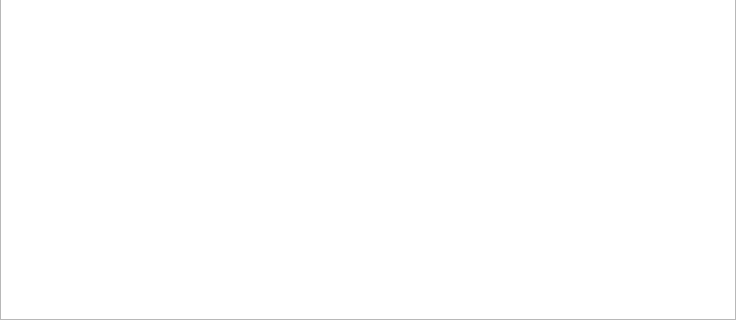
First picture: the form in src/stockmonitor/ui/widget/walletwidget.ui, repository anetczuk/stock-monitor, before the edit; both pictures show x 0 to 736 and y 308 to 628 of the 736 by 628 pixel window.
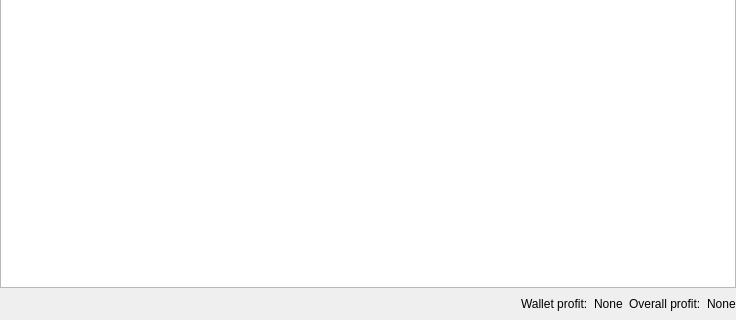
Second picture: the form after the edit. Custom widgets are drawn as their Qt base class.

Commit message: Add wallet summary

Diff of the .ui file:
```diff
--- a/src/stockmonitor/ui/widget/walletwidget.ui
+++ b/src/stockmonitor/ui/widget/walletwidget.ui
@@ -24,7 +24,7 @@
     <number>0</number>
    </property>
    <property name="bottomMargin">
-    <number>0</number>
+    <number>6</number>
    </property>
    <item>
     <layout class="QHBoxLayout" name="horizontalLayout">
@@ -70,6 +70,51 @@
    <item>
     <widget class="WalletStockTable" name="walletTable"/>
    </item>
+   <item>
+    <layout class="QHBoxLayout" name="horizontalLayout_2">
+     <item>
+      <spacer name="horizontalSpacer_2">
+       <property name="orientation">
+        <enum>Qt::Horizontal</enum>
+       </property>
+       <property name="sizeHint" stdset="0">
+        <size>
+         <width>40</width>
+         <height>20</height>
+        </size>
+       </property>
+      </spacer>
+     </item>
+     <item>
+      <widget class="QLabel" name="label_2">
+       <property name="text">
+        <string>Wallet profit:</string>
+       </property>
+      </widget>
+     </item>
+     <item>
+      <widget class="QLabel" name="walletProfitLabel">
+       <property name="text">
+        <string>None</string>
+       </property>
+      </widget>
+     </item>
+     <item>
+      <widget class="QLabel" name="label_4">
+       <property name="text">
+        <string>Overall profit:</string>
+       </property>
+      </widget>
+     </item>
+     <item>
+      <widget class="QLabel" name="overallProfitLabel">
+       <property name="text">
+        <string>None</string>
+       </property>
+      </widget>
+     </item>
+    </layout>
+   </item>
   </layout>
  </widget>
  <customwidgets>
```
The commit also changes 3 other files.
